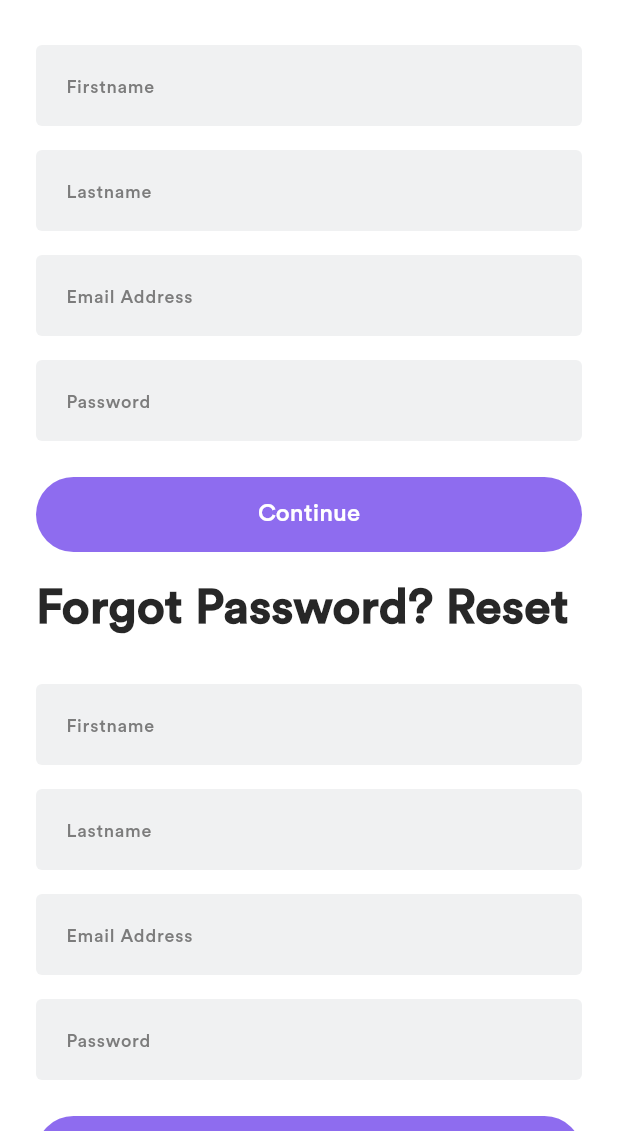
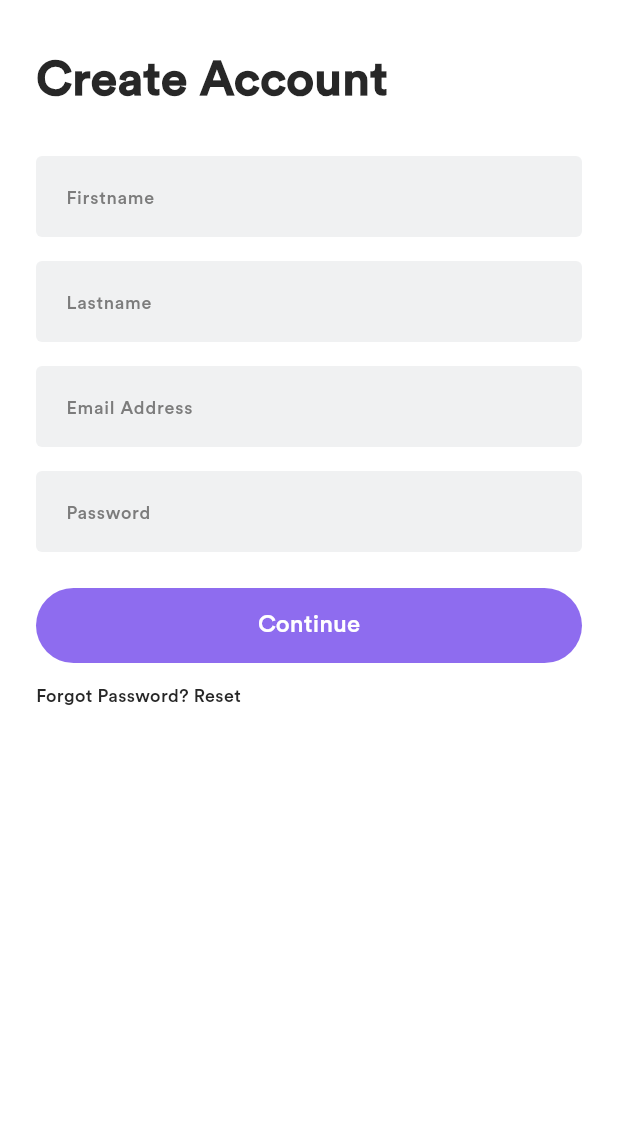
Before and after one commit to mostafaosama3/zara_app, a Flutter app: the screen it shows after launch, after a tap on "Create One", on a phone screen of 412 x 824 dp, the part 105-1236 px from its top. Run offline on Flutter 3.47's test engine with Material 3 defaults, Android fonts, the phone set to English and light mode, and no system bars; our stand-ins replace flutter_svg, gap, iconsax_flutter, iconsax_plus; network calls fail.

Commit message:
feat: update authentication screens with improved UI and navigation flow

```diff
--- a/lib/features/auth/create_account_screen.dart
+++ b/lib/features/auth/create_account_screen.dart
@@ -91,60 +91,13 @@
 
                   const Gap(30),
 
-                 CustomTextfield(
-                  hintText: 'Firstname',
-                ),
-
-                const Gap(16),
-
-                 CustomTextfield(
-                  hintText: 'Lastname',
-                ),
-
-                const Gap(16),
-
-                 CustomTextfield(
-                  hintText: 'Email Address',
-                ),
-
-                const Gap(16),
-
-                 CustomTextfield(
-                  hintText: 'Password',
-                  obscureText: true,
-                ),
-
-                const Gap(24),
-
-               MainButton(
-  title: 'Continue',
-  ontap: () {
-    pushTo(
-      context,
-      const TellUsAboutYourselfScreen(),
-    );
-  },
-),
-
-                const Gap(14),
-
-               GestureDetector(
-  onTap: () {
-    pushTo(
-      context,
-      const ForgotPasswordScreen(),
-    );
-
-  },
-
-                  child: Text(
-                    'Forgot Password? Reset',
-                    style: TextStyles.caption2.copyWith(
+                  Text(
+                    'Create Account',
+                    style: TextStyles.title1.copyWith(
                       color: AppColors.blackColor,
                       fontSize: 32,
                       fontWeight: FontWeight.w700,
                     ),
-                  ),
                   ),
 
                   const Gap(28),
--- a/lib/features/auth/sign_in_screen.dart
+++ b/lib/features/auth/sign_in_screen.dart
@@ -62,32 +62,6 @@
                 crossAxisAlignment: CrossAxisAlignment.start,
                 children: [
                   const Gap(90),
-
-                 CustomTextfield(hintText: 'Email Address'),
-
-                const Gap(16),
-
-                MainButton(
-                  title: 'Continue',
-                  ontap: () {
-                    pushTo(context, const SignInPasswordScreen());
-                  },
-                ),
-                const Gap(14),
-
-                Row(
-                  children: [
-                    Text(
-                      "Don't have an Account? ",
-                      style: TextStyles.caption2.copyWith(
-                        color: AppColors.blackColor,
-                        fontWeight: .w400,
-                      ),
-                    ),
-                  ],
-                  ),
-
-                  const Gap(28),
 
                   CustomTextfield(
                     hintText: 'Email Address',
--- a/lib/features/settings/SettingsSceen.dart
+++ b/lib/features/settings/SettingsSceen.dart
@@ -5,6 +5,7 @@
 import 'package:zara_app/core/styles/appcolor.dart';
 import 'package:zara_app/core/styles/text_styles.dart';
 import 'package:zara_app/core/widgets/custom_svg_image.dart';
+import 'package:zara_app/features/auth/sign_in_screen.dart';
 import 'package:zara_app/features/settings/wishlist_screen.dart';
 
 class SettingsScreen extends StatelessWidget {
@@ -107,7 +108,9 @@
 
               // Sign Out Button
               TextButton(
-                onPressed: () {},
+                onPressed: () {
+                  pushReplacement(context, SignInScreen());
+                },
                 child: Text(
                   'Sign Out',
                   style: TextStyles.body.copyWith(
```
Also changed, not shown: lib/features/auth/forgot_password_screen.dart (+8 -3 lines), lib/features/auth/sign_in_password_screen.dart (+3 -8 lines).
